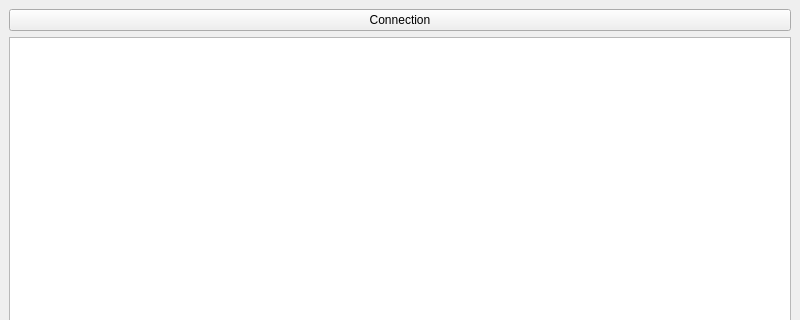
Before: the Qt Designer form Client/mainwindow.ui in liseret/c4atik, drawn with Qt 5; both pictures show x 0 to 800 and y 0 to 320 of the 800 by 600 pixel window.
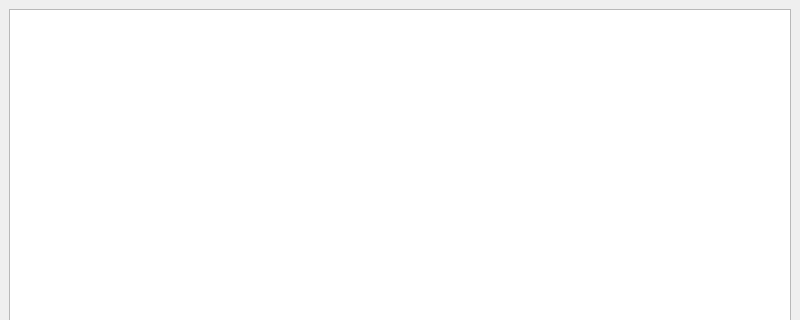
After: the same form once the commit is applied.

Patch:
```diff
--- a/Client/mainwindow.ui
+++ b/Client/mainwindow.ui
@@ -16,13 +16,6 @@
   <widget class="QWidget" name="centralwidget">
    <layout class="QGridLayout" name="gridLayout">
     <item row="0" column="0" colspan="2">
-     <widget class="QPushButton" name="pushButton">
-      <property name="text">
-       <string>Connection</string>
-      </property>
-     </widget>
-    </item>
-    <item row="1" column="0" colspan="2">
      <widget class="QTextBrowser" name="textBrowser"/>
     </item>
     <item row="2" column="0">
```
Left out of the diff: 16 changed lines with no effect on the pictures.
